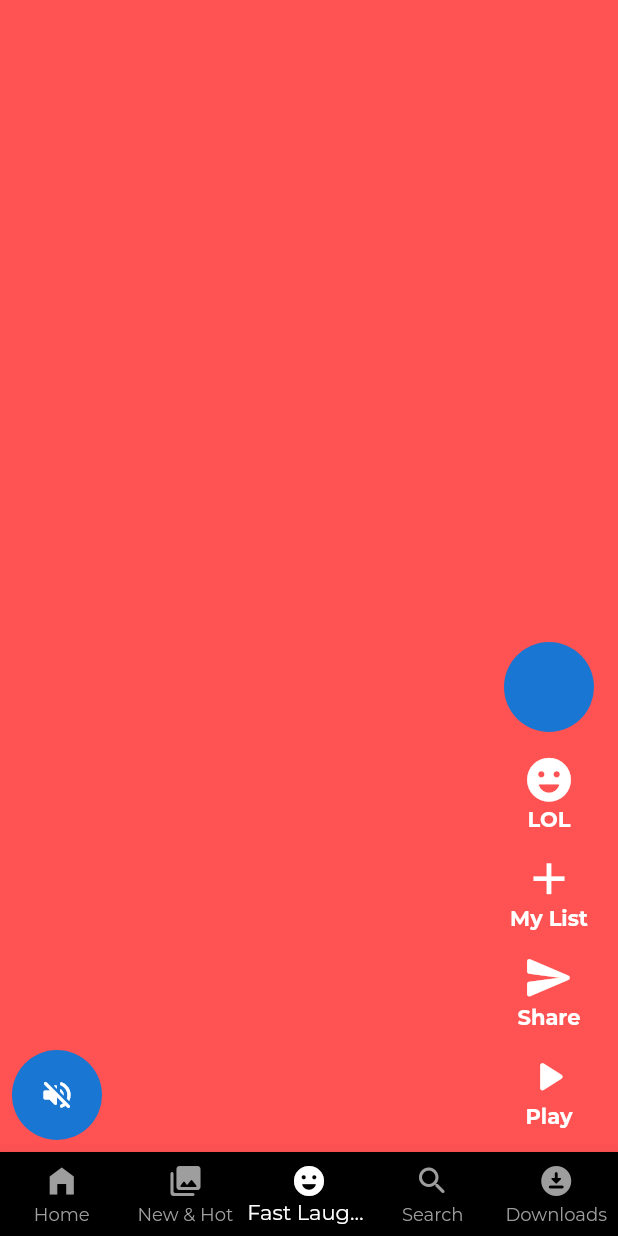
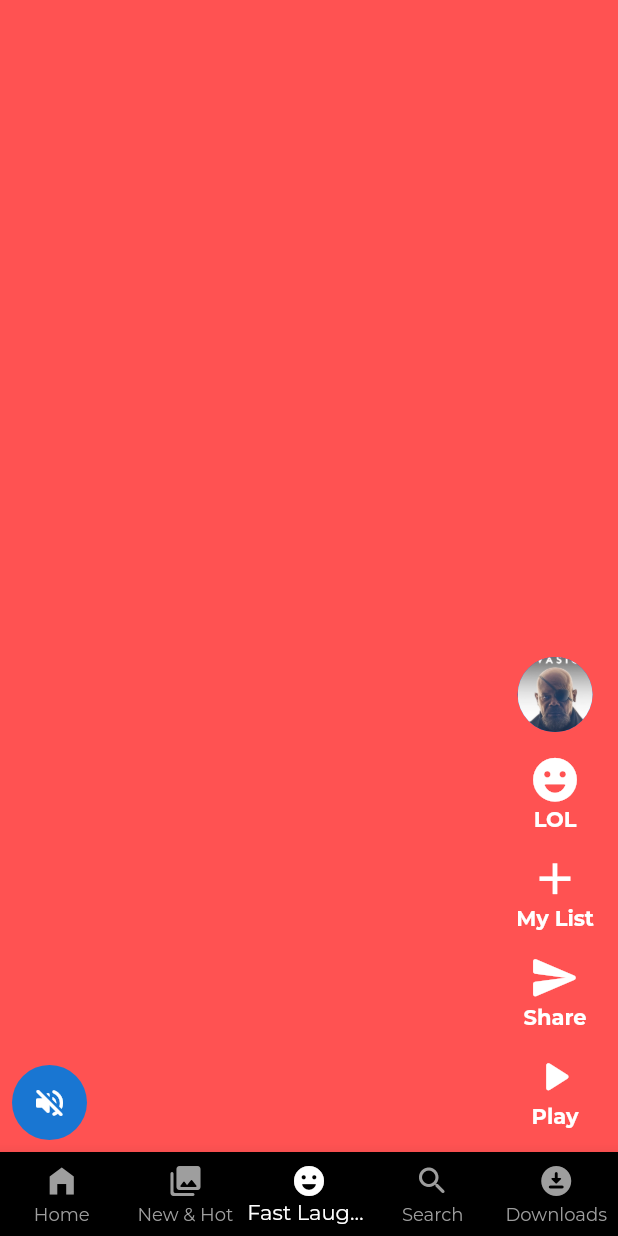
Before and after one commit to akhil9645/Netflix_clone, a Flutter app: the screen it shows after launch, item 3 of the bottom bar chosen, on a phone screen of 412 x 824 dp. Run offline on Flutter 3.47's test engine with Material 2 defaults, Android fonts, the light colour scheme and no system bars; our stand-ins replace google_fonts.

Commit message:
fast laughs ui completed

```diff
--- a/lib/presentation/fast laughs/widget/video_list_tile.dart
+++ b/lib/presentation/fast laughs/widget/video_list_tile.dart
@@ -22,7 +22,7 @@ class VideoListTile extends StatelessWidget {
             children: [
               //left side icon
               CircleAvatar(
-                radius: 30,
+                radius: 25,
                 child: IconButton(
                   onPressed: () {},
                   icon: Icon(Icons.volume_off_rounded),
@@ -36,7 +36,9 @@ class VideoListTile extends StatelessWidget {
                   mainAxisAlignment: MainAxisAlignment.end,
                   children: [
                     CircleAvatar(
-                      radius: 30,
+                      backgroundImage:
+                          AssetImage("assets/images/movies_postures1.jpg"),
+                      radius: 25,
                     ),
                     separator,
                     VideoActionsWidget(
```
